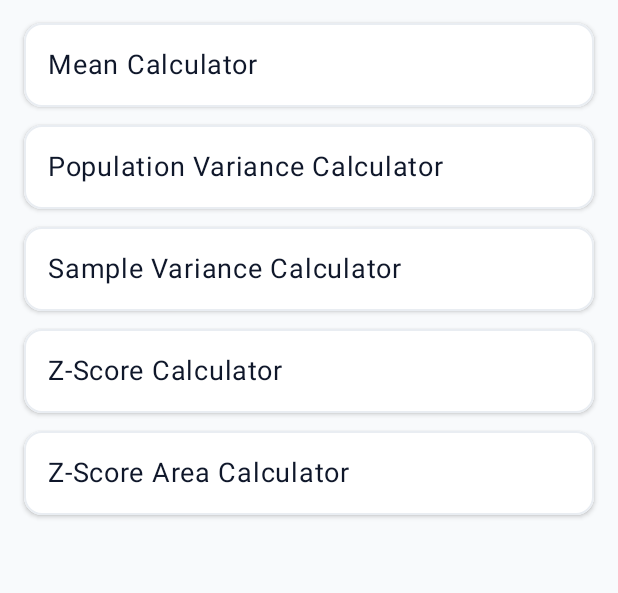
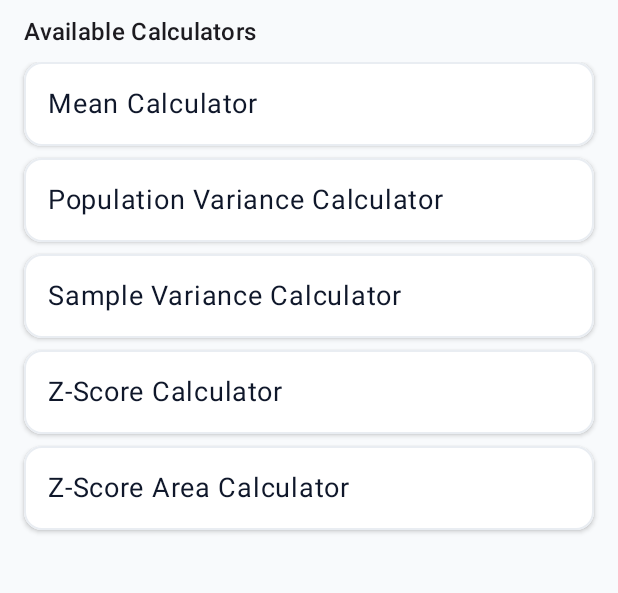
Before and after one commit to Ryanny-y/ProbCall, an Android app built with Jetpack Compose: the screen it shows after launch (MainActivity), on a phone screen of 412 x 824 dp, the part 115-708 px from its top. Run offline under Robolectric (Android 15) with nearby library versions, the phone set to English and light mode, and no system bars.

Commit message:
Fix Spacing

```diff
--- a/app/src/main/java/com/example/probcal/page/Home.kt
+++ b/app/src/main/java/com/example/probcal/page/Home.kt
@@ -1,10 +1,14 @@
 package com.example.probcal.page
 
 import androidx.compose.foundation.layout.Arrangement
+import androidx.compose.foundation.layout.Column
+import androidx.compose.foundation.layout.fillMaxSize
 import androidx.compose.foundation.layout.fillMaxWidth
 import androidx.compose.foundation.layout.padding
 import androidx.compose.foundation.lazy.LazyColumn
 import androidx.compose.foundation.lazy.items
+import androidx.compose.material3.MaterialTheme
+import androidx.compose.material3.Text
 import androidx.compose.runtime.Composable
 import androidx.compose.ui.Modifier
 import androidx.compose.ui.unit.dp
@@ -23,12 +27,25 @@ fun HomeComp (
         "Z-Score Area Calculator",
     )
 
-    LazyColumn(
+    Column(
         modifier = modifier.fillMaxWidth()
-            .padding(vertical = 6.dp)
+            .padding(vertical = 6.dp, horizontal = 16.dp),
+        verticalArrangement = Arrangement.spacedBy(8.dp)
     ) {
-        items(calculators) { calc ->
-            CalculatorCard(name = calc, onClick = { onCalculatorClick(calc) })
+        Text(
+            text = "Available Calculators",
+            style = MaterialTheme.typography.titleMedium,
+        )
+
+        LazyColumn(
+            modifier = Modifier.fillMaxSize(),
+            verticalArrangement = Arrangement.spacedBy(8.dp)
+        ) {
+            items(calculators) { calc ->
+                CalculatorCard(name = calc, onClick = { onCalculatorClick(calc) })
+            }
         }
     }
+
+
 }
--- a/app/src/main/java/com/example/probcal/ui/component/CalculatorCard.kt
+++ b/app/src/main/java/com/example/probcal/ui/component/CalculatorCard.kt
@@ -24,7 +24,6 @@ fun CalculatorCard(
     Card(
         modifier = Modifier
             .fillMaxWidth()
-            .padding(horizontal = 16.dp, vertical = 6.dp)
             .border(
                 width = 1.dp,
                 color = Color(0xFFe9edf2),
```
